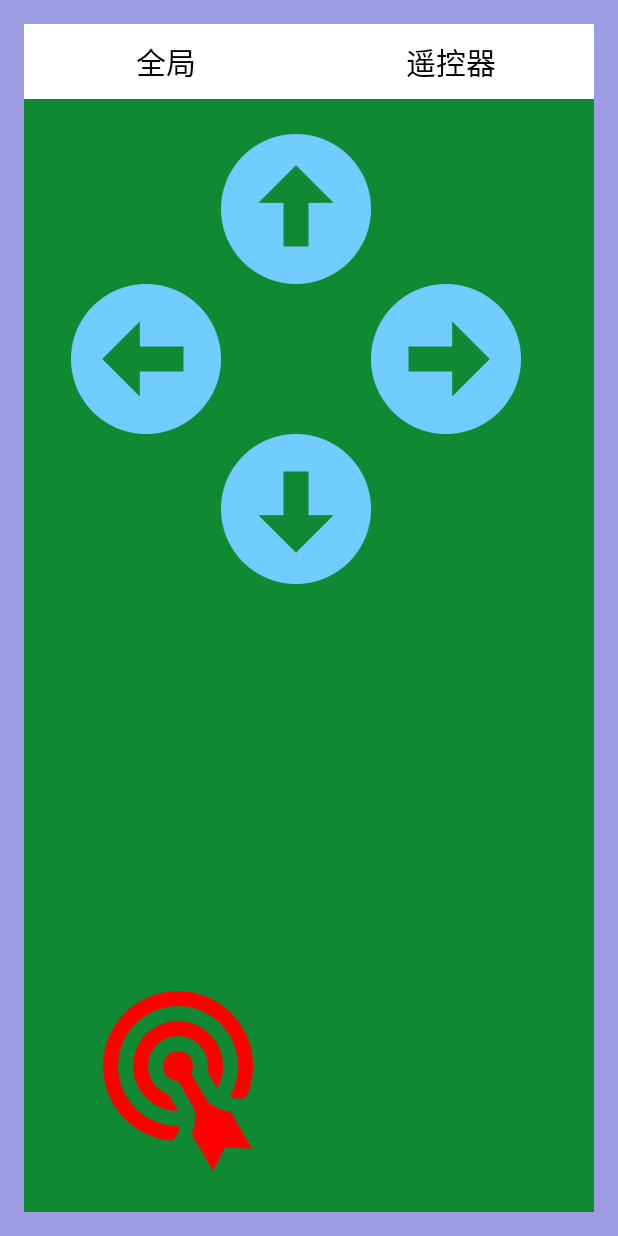
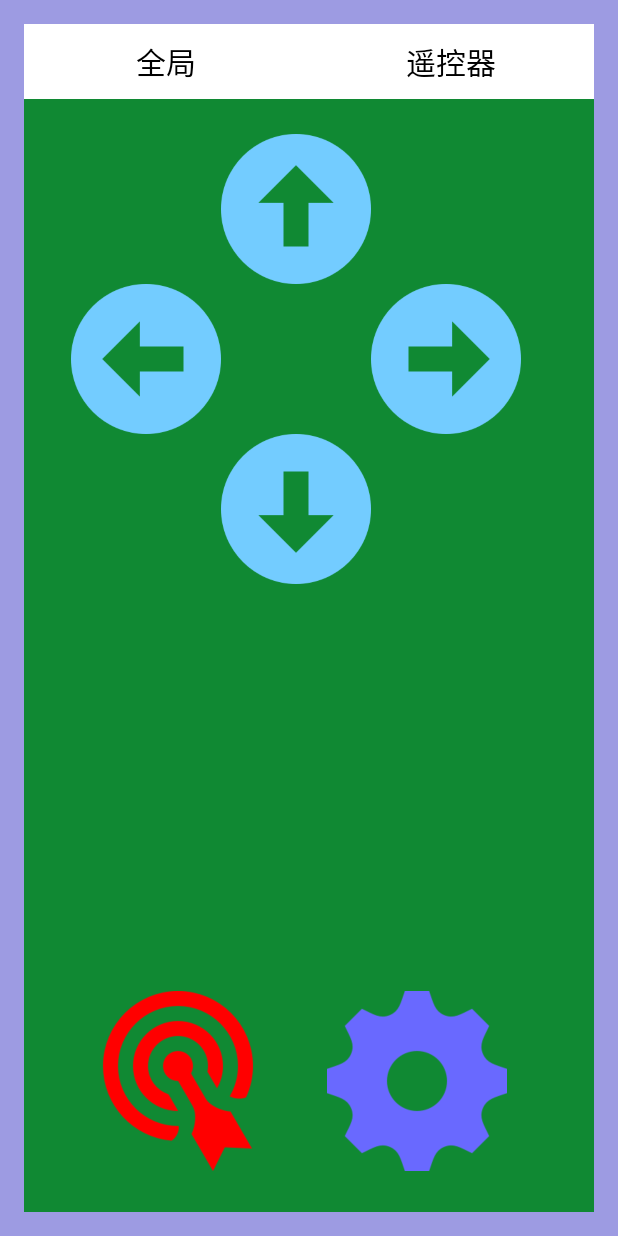
Before and after one commit to codingspirit/WiFiConnect, an Android app: the screen it shows after launch (MainActivity), after a tap on "遥控器", on a phone screen of 412 x 824 dp. Run offline under Robolectric (Android 15) with nearby library versions, the phone set to English and light mode, and no system bars.

Commit message:
ver 2.0a
add a manual button
package update

```diff
--- a/app/build.gradle
+++ b/app/build.gradle
@@ -23,5 +23,5 @@ dependencies {
     compile fileTree(include: ['*.jar'], dir: 'libs')
     testCompile 'junit:junit:4.12'
     compile 'com.android.support:appcompat-v7:23.4.0'
-    compile 'com.android.support:support-v4:24.2.1'
+    compile 'com.android.support:support-v4:25.0.1'
 }
--- a/app/src/main/res/layout/remote.xml
+++ b/app/src/main/res/layout/remote.xml
@@ -67,4 +67,17 @@
         android:layout_alignStart="@+id/imageButtonDown"
         android:layout_marginStart="11dp"
         android:layout_marginBottom="27dp" />
+
+    <ImageButton
+        android:contentDescription="@string/text_manual"
+        android:layout_width="120dp"
+        android:layout_height="120dp"
+        android:scaleType="fitXY"
+        android:background="@drawable/selector"
+        android:rotation="90"
+        app:srcCompat="@drawable/manual"
+        android:id="@+id/imageButtonManual"
+        android:layout_marginEnd="9dp"
+        android:layout_alignTop="@+id/imageButtonFire"
+        android:layout_alignEnd="@+id/imageButtonUp" />
 </RelativeLayout>
--- a/app/src/main/res/values/strings.xml
+++ b/app/src/main/res/values/strings.xml
@@ -21,4 +21,6 @@
     <string name="text_left">/LEFT/</string>
     <string name="text_right">/RIGHT/</string>
     <string name="text_fire">/FIRE/</string>
+    <string name="text_manual">/MANUAL/</string>
+    <string name="text_atuo">/AUTO/</string>
 </resources>
```
Also changed, not shown: app/src/main/java/cn/edu/ouc/wificonnect/MainActivity.java (+24 -1 lines), app/src/main/res/drawable/ico.png (added), app/src/main/res/drawable/manual.png (added).
